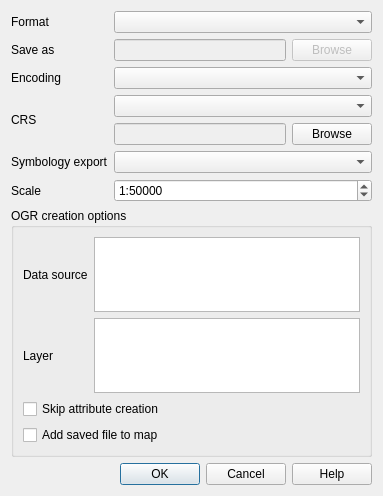
Above: src/ui/qgsvectorlayersaveasdialogbase.ui from qgis/QGIS before the change. Below: the same form after it.
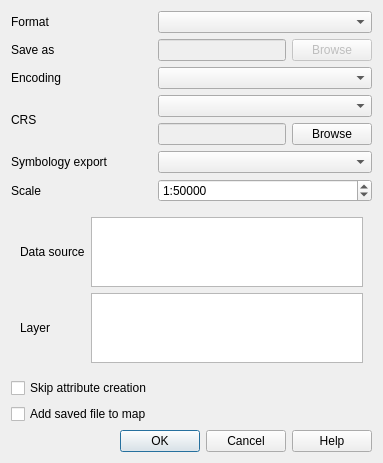
That is the form after the change. Custom widgets are drawn as their Qt base class.

Commit message: Paste as - new memory layer name dialog Save as dialog collapsible OGR options

Diff of the .ui file:
```diff
--- a/src/ui/qgsvectorlayersaveasdialogbase.ui
+++ b/src/ui/qgsvectorlayersaveasdialogbase.ui
@@ -7,13 +7,22 @@
     <x>0</x>
     <y>0</y>
     <width>383</width>
-    <height>496</height>
+    <height>444</height>
    </rect>
   </property>
+  <property name="sizePolicy">
+   <sizepolicy hsizetype="Preferred" vsizetype="Preferred">
+    <horstretch>0</horstretch>
+    <verstretch>0</verstretch>
+   </sizepolicy>
+  </property>
   <property name="windowTitle">
    <string>Save vector layer as...</string>
   </property>
   <layout class="QGridLayout" name="gridLayout">
+   <property name="sizeConstraint">
+    <enum>QLayout::SetMinAndMaxSize</enum>
+   </property>
    <item row="1" column="1">
     <widget class="QLineEdit" name="leFilename">
      <property name="enabled">
@@ -104,7 +113,7 @@
      </property>
     </widget>
    </item>
-   <item row="10" column="0" colspan="3">
+   <item row="12" column="0" colspan="3">
     <widget class="QDialogButtonBox" name="buttonBox">
      <property name="orientation">
       <enum>Qt::Horizontal</enum>
@@ -118,16 +127,90 @@
     <widget class="QComboBox" name="mFormatComboBox"/>
    </item>
    <item row="9" column="0" colspan="3">
-    <widget class="QGroupBox" name="groupBox">
-     <property name="title">
+    <widget class="QgsCollapsibleGroupBox" name="mOgrOptionsGroupBox" native="true">
+     <property name="sizePolicy">
+      <sizepolicy hsizetype="Preferred" vsizetype="Expanding">
+       <horstretch>0</horstretch>
+       <verstretch>0</verstretch>
+      </sizepolicy>
+     </property>
+     <property name="minimumSize">
+      <size>
+       <width>0</width>
+       <height>0</height>
+      </size>
+     </property>
+     <property name="maximumSize">
+      <size>
+       <width>16777215</width>
+       <height>16777215</height>
+      </size>
+     </property>
+     <property name="baseSize">
+      <size>
+       <width>0</width>
+       <height>0</height>
+      </size>
+     </property>
+     <property name="title" stdset="0">
       <string>OGR creation options</string>
      </property>
      <layout class="QGridLayout" name="gridLayout_2">
       <item row="0" column="1">
-       <widget class="QTextEdit" name="mOgrDatasourceOptions"/>
+       <widget class="QTextEdit" name="mOgrDatasourceOptions">
+        <property name="sizePolicy">
+         <sizepolicy hsizetype="Expanding" vsizetype="Expanding">
+          <horstretch>0</horstretch>
+          <verstretch>0</verstretch>
+         </sizepolicy>
+        </property>
+        <property name="minimumSize">
+         <size>
+          <width>0</width>
+          <height>0</height>
+         </size>
+        </property>
+        <property name="maximumSize">
+         <size>
+          <width>16777215</width>
+          <height>16777215</height>
+         </size>
+        </property>
+        <property name="baseSize">
+         <size>
+          <width>0</width>
+          <height>0</height>
+         </size>
+        </property>
+       </widget>
       </item>
       <item row="1" column="1">
-       <widget class="QTextEdit" name="mOgrLayerOptions"/>
+       <widget class="QTextEdit" name="mOgrLayerOptions">
+        <property name="sizePolicy">
+         <sizepolicy hsizetype="Expanding" vsizetype="Expanding">
+          <horstretch>0</horstretch>
+          <verstretch>0</verstretch>
+         </sizepolicy>
+        </property>
+        <property name="minimumSize">
+         <size>
+          <width>0</width>
+          <height>0</height>
+         </size>
+        </property>
+        <property name="maximumSize">
+         <size>
+          <width>16777215</width>
+          <height>16777215</height>
+         </size>
+        </property>
+        <property name="baseSize">
+         <size>
+          <width>0</width>
+          <height>0</height>
+         </size>
+        </property>
+       </widget>
       </item>
       <item row="0" column="0">
        <widget class="QLabel" name="label_5">
@@ -149,23 +232,6 @@
         </property>
        </widget>
       </item>
-      <item row="2" column="0" colspan="2">
-       <widget class="QCheckBox" name="mSkipAttributeCreation">
-        <property name="toolTip">
-         <string>This allows one to surpress attribute creation as some OGR drivers (eg. DGN, DXF) don't support it.</string>
-        </property>
-        <property name="text">
-         <string>Skip attribute creation</string>
-        </property>
-       </widget>
-      </item>
-      <item row="3" column="0" colspan="2">
-       <widget class="QCheckBox" name="mAddToCanvas">
-        <property name="text">
-         <string>Add saved file to map</string>
-        </property>
-       </widget>
-      </item>
      </layout>
     </widget>
    </item>
@@ -189,8 +255,32 @@
      </property>
     </widget>
    </item>
+   <item row="11" column="0">
+    <widget class="QCheckBox" name="mAddToCanvas">
+     <property name="text">
+      <string>Add saved file to map</string>
+     </property>
+    </widget>
+   </item>
+   <item row="10" column="0">
+    <widget class="QCheckBox" name="mSkipAttributeCreation">
+     <property name="toolTip">
+      <string>This allows one to surpress attribute creation as some OGR drivers (eg. DGN, DXF) don't support it.</string>
+     </property>
+     <property name="text">
+      <string>Skip attribute creation</string>
+     </property>
+    </widget>
+   </item>
   </layout>
  </widget>
+ <customwidgets>
+  <customwidget>
+   <class>QgsCollapsibleGroupBox</class>
+   <extends>QWidget</extends>
+   <header>qgscollapsiblegroupbox.h</header>
+  </customwidget>
+ </customwidgets>
  <tabstops>
   <tabstop>mFormatComboBox</tabstop>
   <tabstop>leFilename</tabstop>
```
The commit also changes 2 other files.
